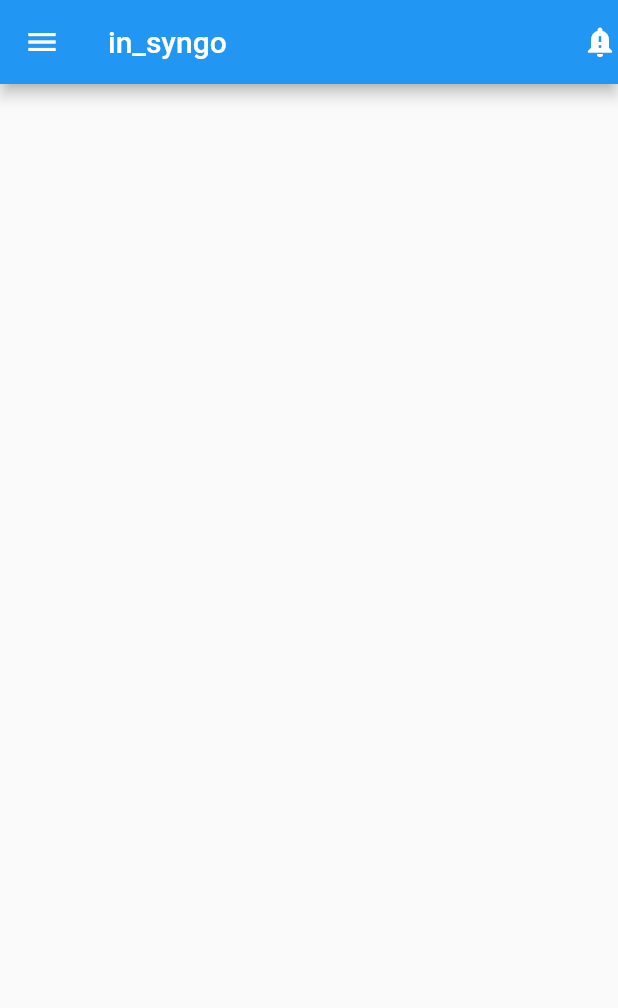
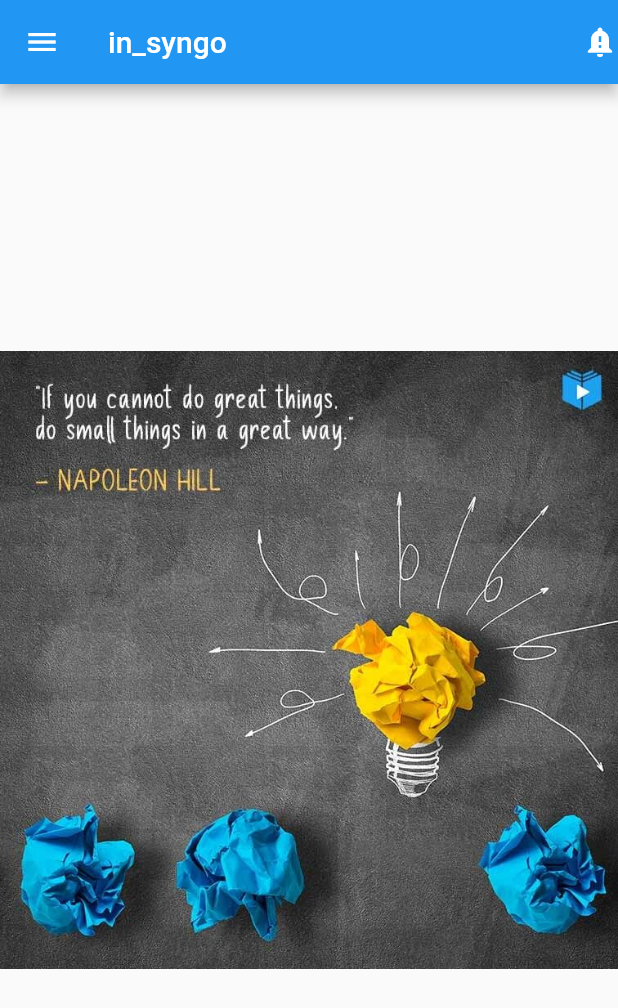
Before and after one commit to HEYKASHIF/flybe, a Flutter app: the screen it shows after launch, on a phone screen of 412 x 824 dp. Shown: the top 1008 px of the screen. Run offline on Flutter 3.47's test engine with Material 2 defaults, Android fonts, the light colour scheme and no system bars.

Commit message:
fifth commit

```diff
--- a/lib/main.dart
+++ b/lib/main.dart
@@ -15,6 +15,9 @@
           leading: const Icon(Icons.menu),
           actions: const [Icon(Icons.notification_important)],
         ),
+        body: Center(
+          child: Image.asset("assets/images/pic2.jpg"),
+        ),
       ),
     );
   }
--- a/pubspec.yaml
+++ b/pubspec.yaml
@@ -59,9 +59,9 @@
   uses-material-design: true
 
   # To add assets to your application, add an assets section, like this:
-  # assets:
-  #   - images/a_dot_burr.jpeg
-  #   - images/a_dot_ham.jpeg
+  assets:
+    - assets/images/
+
 
   # An image asset can refer to one or more resolution-specific "variants", see
   # https://flutter.dev/assets-and-images/#resolution-aware
```
